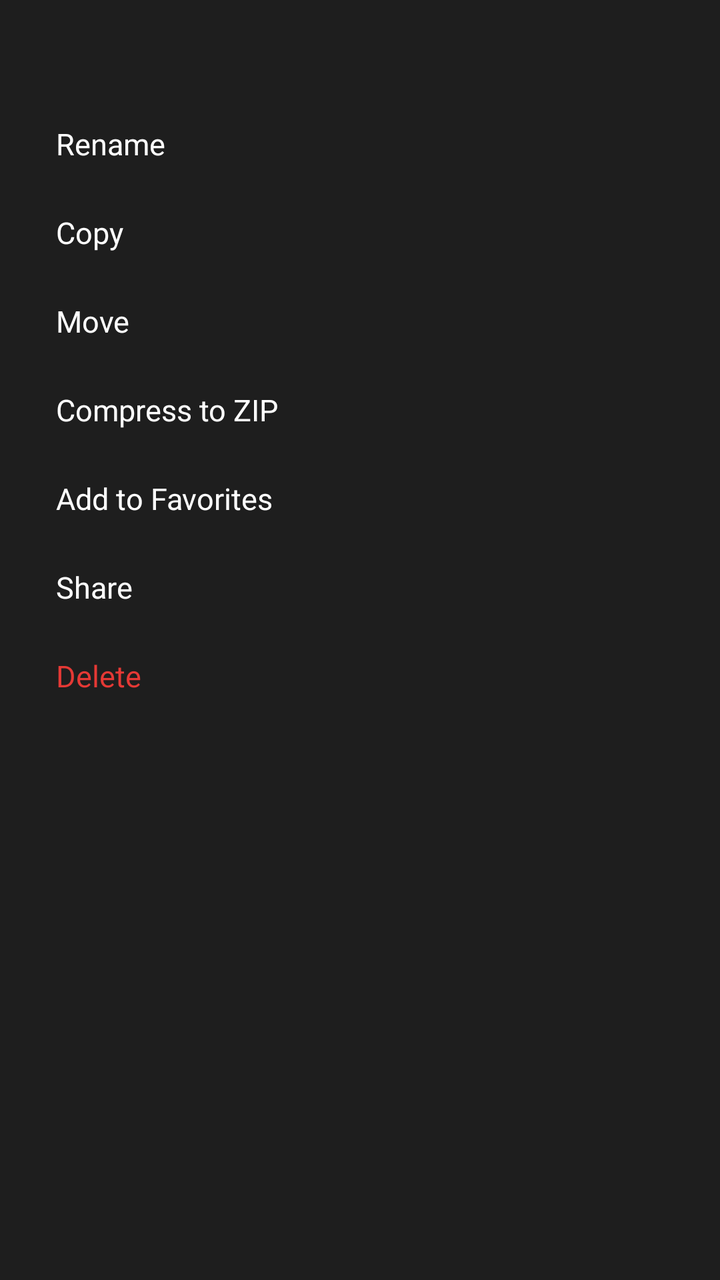
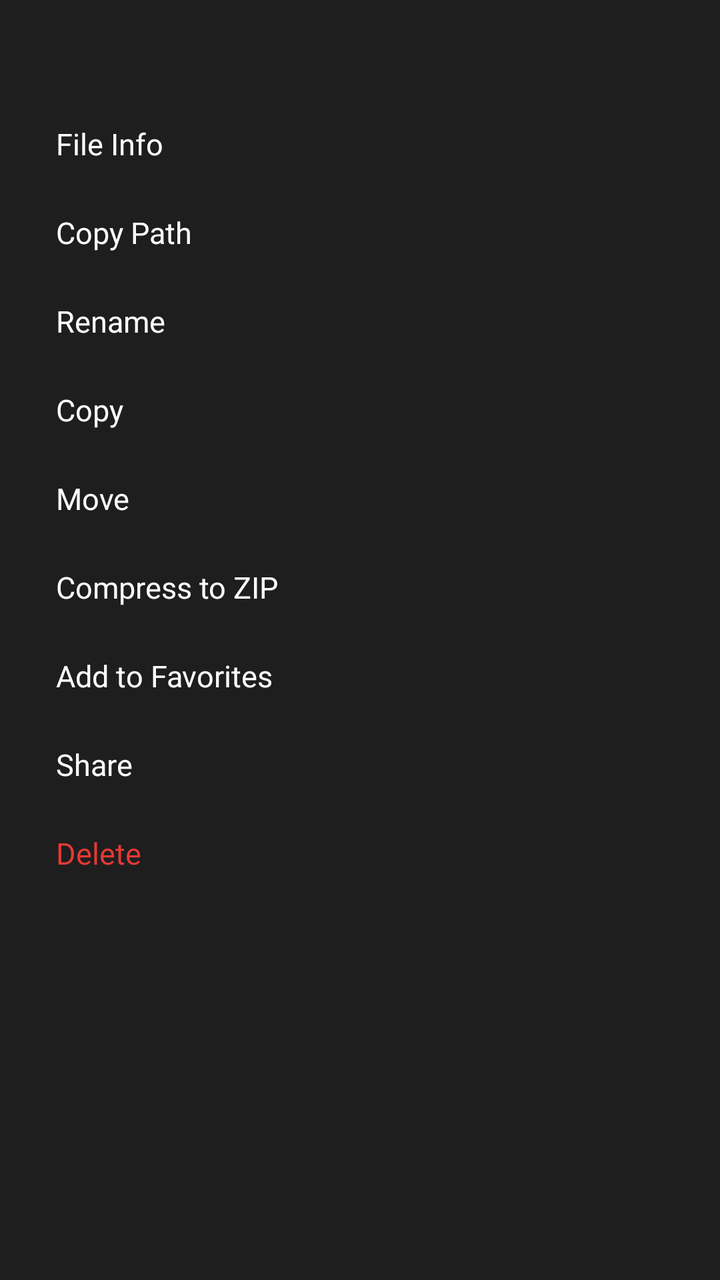

Two renders of the same Android screen: before a commit and after it. Below are the layout's source before the change and the commit's diff.
<!-- AndroidManifest.xml: application theme Theme.FileVault -->
<!-- res/layout/dialog_file_actions.xml -->
<?xml version="1.0" encoding="utf-8"?>
<LinearLayout xmlns:android="http://schemas.android.com/apk/res/android"
    android:layout_width="match_parent"
    android:layout_height="wrap_content"
    android:orientation="vertical"
    android:background="@color/card_dark"
    android:padding="16dp">

    <TextView
        android:id="@+id/actionFileName"
        android:layout_width="match_parent"
        android:layout_height="wrap_content"
        android:textColor="#FFFFFF"
        android:textSize="16sp"
        android:textStyle="bold"
        android:paddingBottom="12dp"
        android:maxLines="1"
        android:ellipsize="middle" />

    <TextView
        android:id="@+id/actionRename"
        android:layout_width="match_parent"
        android:layout_height="wrap_content"
        android:text="Rename"
        android:textColor="#FFFFFF"
        android:textSize="15sp"
        android:padding="12dp" />

    <TextView
        android:id="@+id/actionCopy"
        android:layout_width="match_parent"
        android:layout_height="wrap_content"
        android:text="Copy"
        android:textColor="#FFFFFF"
        android:textSize="15sp"
        android:padding="12dp" />

    <TextView
        android:id="@+id/actionMove"
        android:layout_width="match_parent"
        android:layout_height="wrap_content"
        android:text="Move"
        android:textColor="#FFFFFF"
        android:textSize="15sp"
        android:padding="12dp" />

    <TextView
        android:id="@+id/actionExtract"
        android:layout_width="match_parent"
        android:layout_height="wrap_content"
        android:text="Extract Here"
        android:textColor="#FFFFFF"
        android:textSize="15sp"
        android:padding="12dp"
        android:visibility="gone" />

    <TextView
        android:id="@+id/actionCompress"
        android:layout_width="match_parent"
        android:layout_height="wrap_content"
        android:text="Compress to ZIP"
        android:textColor="#FFFFFF"
        android:textSize="15sp"
        android:padding="12dp" />

    <TextView
        android:id="@+id/actionFavorite"
        android:layout_width="match_parent"
        android:layout_height="wrap_content"
        android:text="Add to Favorites"
        android:textColor="#FFFFFF"
        android:textSize="15sp"
        android:padding="12dp" />

    <TextView
        android:id="@+id/actionShare"
        android:layout_width="match_parent"
        android:layout_height="wrap_content"
        android:text="Share"
        android:textColor="#FFFFFF"
        android:textSize="15sp"
        android:padding="12dp" />

    <TextView
        android:id="@+id/actionDelete"
        android:layout_width="match_parent"
        android:layout_height="wrap_content"
        android:text="Delete"
        android:textColor="#E53935"
        android:textSize="15sp"
        android:padding="12dp" />

</LinearLayout>
<!-- resources referenced by this layout -->
<resources>
  <color name="card_dark">#1E1E1E</color>
  <style name="Theme.FileVault" parent="Theme.MaterialComponents.DayNight.NoActionBar">
          <item name="colorPrimary">#1E88E5</item>
          <item name="colorPrimaryDark">#1565C0</item>
          <item name="colorAccent">#42A5F5</item>
      </style>
</resources>

<!-- the commit's change to res/layout/dialog_file_actions.xml (unified diff, before → after) -->
@@ -16,6 +16,24 @@
         android:paddingBottom="12dp"
         android:maxLines="1"
         android:ellipsize="middle" />
+
+    <TextView
+        android:id="@+id/actionInfo"
+        android:layout_width="match_parent"
+        android:layout_height="wrap_content"
+        android:text="File Info"
+        android:textColor="#FFFFFF"
+        android:textSize="15sp"
+        android:padding="12dp" />
+
+    <TextView
+        android:id="@+id/actionCopyPath"
+        android:layout_width="match_parent"
+        android:layout_height="wrap_content"
+        android:text="Copy Path"
+        android:textColor="#FFFFFF"
+        android:textSize="15sp"
+        android:padding="12dp" />
 
     <TextView
         android:id="@+id/actionRename"
